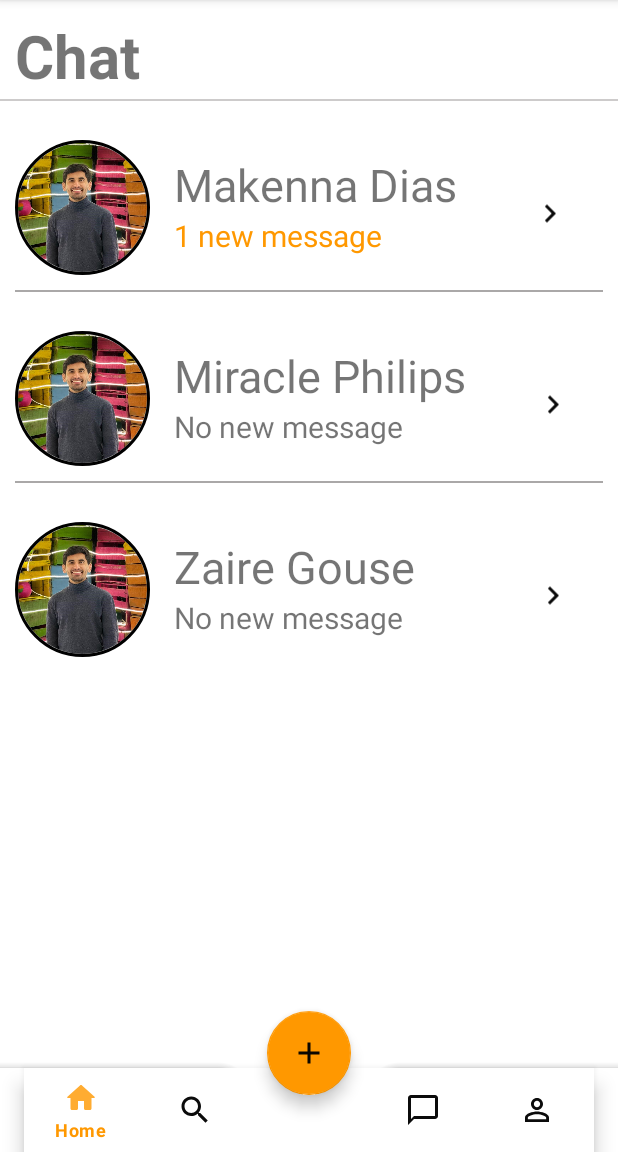
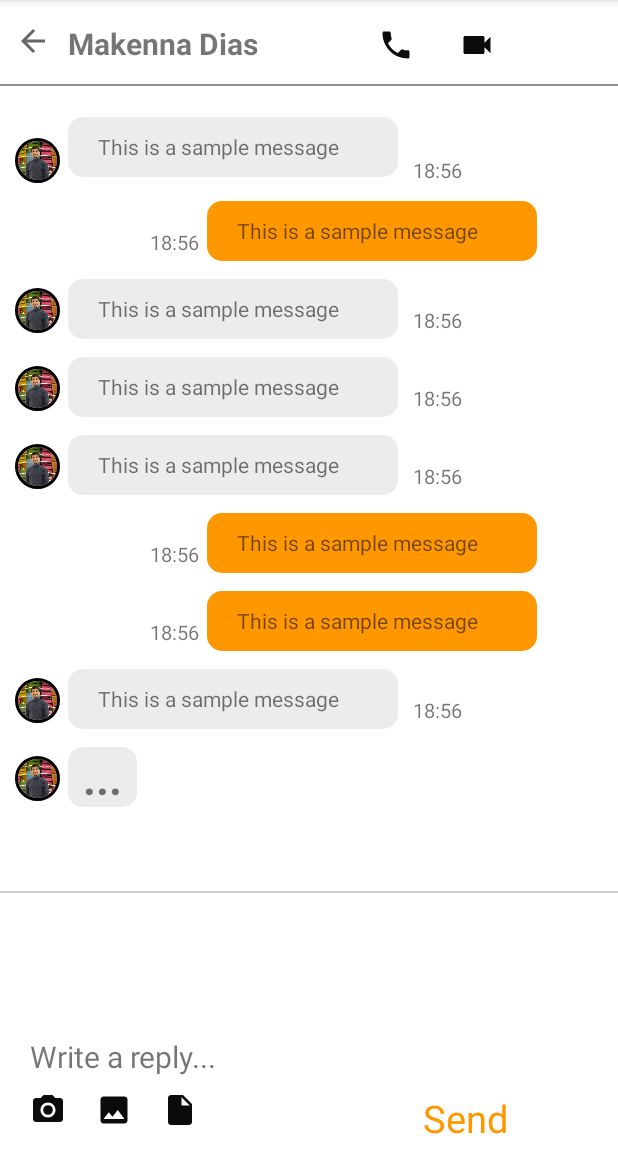
Before and after one commit to AdilRazzaq1919/SMD-Assignment-1, an Android app: the screen it shows after launch (EighthScreen before the commit, NinthScreen after it), on a phone screen of 412 x 824 dp, the part 84-1236 px from its top. Run offline under Robolectric (Android 15) with nearby library versions, the phone set to English and light mode, and no system bars; our stand-ins replace CircleImageView.

Commit message:
Layout of Ninth Screen

```diff
--- a/app/src/main/java/com/AdilAli/i201868/FirstScreen.java
+++ b/app/src/main/java/com/AdilAli/i201868/FirstScreen.java
@@ -2,13 +2,37 @@ package com.AdilAli.i201868;
 
 import androidx.appcompat.app.AppCompatActivity;
 
+import android.annotation.SuppressLint;
+import android.content.Intent;
 import android.os.Bundle;
+import android.view.View;
+import android.widget.TextView;
 
 public class FirstScreen extends AppCompatActivity {
-
+    TextView signup;
+    TextView forgetPassword;
+    @SuppressLint("MissingInflatedId")
     @Override
     protected void onCreate(Bundle savedInstanceState) {
         super.onCreate(savedInstanceState);
         setContentView(R.layout.activity_first_screen);
+        signup=findViewById(R.id.signup);
+        forgetPassword=findViewById(R.id.forgotPassword);
+
+        signup.setOnClickListener(new View.OnClickListener() {
+            @Override
+            public void onClick(View v) {
+                Intent intent=new Intent(FirstScreen.this,ThirdScreen.class);
+                startActivity(intent);
+            }
+        });
+
+        forgetPassword.setOnClickListener(new View.OnClickListener() {
+            @Override
+            public void onClick(View v) {
+                Intent intent=new Intent(FirstScreen.this, SecondScreen.class);
+                startActivity(intent);
+            }
+        });
     }
 }
--- /dev/null
+++ b/app/src/main/java/com/AdilAli/i201868/NinthScreen.java
@@ -0,0 +1,14 @@
+package com.AdilAli.i201868;
+
+import androidx.appcompat.app.AppCompatActivity;
+
+import android.os.Bundle;
+
+public class NinthScreen extends AppCompatActivity {
+
+    @Override
+    protected void onCreate(Bundle savedInstanceState) {
+        super.onCreate(savedInstanceState);
+        setContentView(R.layout.activity_ninth_screen);
+    }
+}
--- /dev/null
+++ b/app/src/main/res/drawable/camera.xml
@@ -0,0 +1,6 @@
+<vector android:alpha="0.96" android:height="24dp"
+    android:tint="#000000" android:viewportHeight="24"
+    android:viewportWidth="24" android:width="24dp" xmlns:android="http://schemas.android.com/apk/res/android">
+    <path android:fillColor="@android:color/white" android:pathData="M12,12m-3.2,0a3.2,3.2 0,1 1,6.4 0a3.2,3.2 0,1 1,-6.4 0"/>
+    <path android:fillColor="@android:color/white" android:pathData="M9,2L7.17,4L4,4c-1.1,0 -2,0.9 -2,2v12c0,1.1 0.9,2 2,2h16c1.1,0 2,-0.9 2,-2L22,6c0,-1.1 -0.9,-2 -2,-2h-3.17L15,2L9,2zM12,17c-2.76,0 -5,-2.24 -5,-5s2.24,-5 5,-5 5,2.24 5,5 -2.24,5 -5,5z"/>
+</vector>
--- /dev/null
+++ b/app/src/main/res/drawable/drive.xml
@@ -0,0 +1,6 @@
+<vector android:alpha="0.96" android:autoMirrored="true"
+    android:height="24dp" android:tint="#000000"
+    android:viewportHeight="24" android:viewportWidth="24"
+    android:width="24dp" xmlns:android="http://schemas.android.com/apk/res/android">
+    <path android:fillColor="@android:color/white" android:pathData="M6,2c-1.1,0 -1.99,0.9 -1.99,2L4,20c0,1.1 0.89,2 1.99,2L18,22c1.1,0 2,-0.9 2,-2L20,8l-6,-6L6,2zM13,9L13,3.5L18.5,9L13,9z"/>
+</vector>
--- /dev/null
+++ b/app/src/main/res/drawable/image.xml
@@ -0,0 +1,5 @@
+<vector android:alpha="0.96" android:height="24dp"
+    android:tint="#000000" android:viewportHeight="24"
+    android:viewportWidth="24" android:width="24dp" xmlns:android="http://schemas.android.com/apk/res/android">
+    <path android:fillColor="@android:color/white" android:pathData="M21,19V5c0,-1.1 -0.9,-2 -2,-2H5c-1.1,0 -2,0.9 -2,2v14c0,1.1 0.9,2 2,2h14c1.1,0 2,-0.9 2,-2zM8.5,13.5l2.5,3.01L14.5,12l4.5,6H5l3.5,-4.5z"/>
+</vector>
--- /dev/null
+++ b/app/src/main/res/drawable/newrectangle.xml
@@ -0,0 +1,12 @@
+<?xml version="1.0" encoding="utf-8"?>
+<shape xmlns:android="http://schemas.android.com/apk/res/android"
+    android:shape="rectangle"
+    android:padding="10dp">
+
+    <solid android:color="#EDECEC" />
+    <corners
+        android:bottomRightRadius="10dp"
+        android:bottomLeftRadius="10dp"
+        android:topLeftRadius="10dp"
+        android:topRightRadius="10dp" />
+</shape>
--- /dev/null
+++ b/app/src/main/res/drawable/phone.xml
@@ -0,0 +1,5 @@
+<vector android:alpha="0.96" android:height="24dp"
+    android:tint="#000000" android:viewportHeight="24"
+    android:viewportWidth="24" android:width="24dp" xmlns:android="http://schemas.android.com/apk/res/android">
+    <path android:fillColor="@android:color/white" android:pathData="M6.62,10.79c1.44,2.83 3.76,5.14 6.59,6.59l2.2,-2.2c0.27,-0.27 0.67,-0.36 1.02,-0.24 1.12,0.37 2.33,0.57 3.57,0.57 0.55,0 1,0.45 1,1V20c0,0.55 -0.45,1 -1,1 -9.39,0 -17,-7.61 -17,-17 0,-0.55 0.45,-1 1,-1h3.5c0.55,0 1,0.45 1,1 0,1.25 0.2,2.45 0.57,3.57 0.11,0.35 0.03,0.74 -0.25,1.02l-2.2,2.2z"/>
+</vector>
--- /dev/null
+++ b/app/src/main/res/drawable/video.xml
@@ -0,0 +1,5 @@
+<vector android:alpha="0.96" android:height="24dp"
+    android:tint="#000000" android:viewportHeight="24"
+    android:viewportWidth="24" android:width="24dp" xmlns:android="http://schemas.android.com/apk/res/android">
+    <path android:fillColor="@android:color/white" android:pathData="M17,10.5V7c0,-0.55 -0.45,-1 -1,-1H4c-0.55,0 -1,0.45 -1,1v10c0,0.55 0.45,1 1,1h12c0.55,0 1,-0.45 1,-1v-3.5l4,4v-11l-4,4z"/>
+</vector>
--- a/app/src/main/res/layout/activity_first_screen.xml
+++ b/app/src/main/res/layout/activity_first_screen.xml
@@ -70,6 +70,7 @@
             android:layout_marginLeft="10dp"/>
 
         <TextView
+            android:id="@+id/forgotPassword"
             android:layout_width="wrap_content"
             android:layout_height="wrap_content"
             android:text="Forgot Your Password?"
@@ -90,6 +91,7 @@
             android:layout_marginBottom="16dp" />
 
         <TextView
+            android:id="@+id/signup"
             android:layout_width="wrap_content"
             android:layout_height="wrap_content"
             android:layout_marginTop="100dp"
--- /dev/null
+++ b/app/src/main/res/layout/activity_ninth_screen.xml
@@ -0,0 +1,536 @@
+<?xml version="1.0" encoding="utf-8"?>
+<RelativeLayout xmlns:android="http://schemas.android.com/apk/res/android"
+    xmlns:app="http://schemas.android.com/apk/res-auto"
+    xmlns:tools="http://schemas.android.com/tools"
+    android:layout_width="match_parent"
+    android:layout_height="match_parent"
+    tools:context=".NinthScreen">
+
+    <androidx.appcompat.widget.Toolbar
+        android:id="@+id/toolbar"
+        android:layout_width="match_parent"
+        android:layout_height="?attr/actionBarSize"
+        />
+
+
+    <View
+        android:id="@+id/line"
+        android:layout_width="match_parent"
+        android:layout_height="1dp"
+        android:background="#918F8F"
+        android:layout_below="@id/toolbar"
+        />
+
+    <ImageView
+        android:id="@+id/backButton"
+        android:layout_width="wrap_content"
+        android:layout_height="wrap_content"
+        android:src="@drawable/backarrow"
+        android:contentDescription="Back"
+        android:layout_gravity="start"
+        android:layout_marginStart="10dp"
+        android:clickable="true"
+        android:focusable="true"
+        android:layout_marginTop="15dp"/>
+
+    <TextView
+        android:id="@+id/name"
+        android:layout_width="wrap_content"
+        android:layout_height="wrap_content"
+        android:text="Makenna Dias"
+        android:textSize="20sp"
+        android:paddingTop="15dp"
+        android:textStyle="bold"
+        android:layout_marginLeft="45dp"
+        />
+
+    <ImageView
+        android:id="@+id/phone"
+        android:layout_width="wrap_content"
+        android:layout_height="wrap_content"
+        android:src="@drawable/phone"
+        android:layout_toRightOf="@id/name"
+        android:layout_marginTop="18dp"
+        android:layout_marginLeft="80dp"
+
+        />
+
+    <ImageView
+        android:layout_width="wrap_content"
+        android:layout_height="wrap_content"
+        android:src="@drawable/video"
+        android:layout_toRightOf="@id/phone"
+        android:layout_marginTop="18dp"
+        android:layout_marginLeft="30dp"
+
+        />
+
+
+    <LinearLayout
+
+        android:id="@+id/linear1"
+        android:layout_width="wrap_content"
+        android:layout_height="wrap_content"
+        android:layout_below="@id/toolbar"
+        android:layout_marginTop="20dp"
+        android:layout_marginLeft="10dp"
+        android:orientation="horizontal"
+
+        >
+
+        <de.hdodenhof.circleimageview.CircleImageView
+            android:id="@+id/circularImageView"
+            android:layout_width="30dp"
+            android:layout_height="30dp"
+            android:layout_marginTop="16dp"
+            android:src="@drawable/adil"
+            android:contentDescription="Image"
+            app:civ_border_width="2dp"
+            app:civ_border_color="#000000" />
+        <TextView
+            android:layout_width="220dp"
+            android:layout_height="40dp"
+            android:text="This is a sample message"
+            android:layout_marginTop="2dp"
+            android:paddingLeft="20dp"
+            android:paddingTop="10dp"
+            android:background="@drawable/newrectangle"
+            android:layout_marginLeft="5dp"
+            />
+
+        <TextView
+            android:layout_width="wrap_content"
+            android:layout_height="wrap_content"
+            android:text="18:56"
+            android:layout_marginTop="17dp"
+            android:textSize="13dp"
+
+            android:layout_marginLeft="10dp"
+
+            />
+
+
+    </LinearLayout>
+
+
+    <LinearLayout
+
+        android:id="@+id/linear2"
+        android:layout_width="wrap_content"
+        android:layout_height="wrap_content"
+        android:layout_below="@id/linear1"
+        android:layout_marginTop="2dp"
+        android:layout_marginLeft="90dp"
+        android:orientation="horizontal"
+
+        >
+
+        <TextView
+            android:layout_width="wrap_content"
+            android:layout_height="wrap_content"
+            android:text="18:56"
+            android:layout_marginTop="17dp"
+            android:textSize="13dp"
+
+            android:layout_marginLeft="10dp"
+
+            />
+
+
+        <TextView
+            android:layout_width="220dp"
+            android:layout_height="40dp"
+            android:text="This is a sample message"
+            android:layout_marginTop="10dp"
+            android:paddingLeft="20dp"
+            android:paddingTop="10dp"
+            android:background="@drawable/newrectangle"
+            android:backgroundTint="#ff9800"
+            android:layout_marginLeft="5dp"
+            />
+
+    </LinearLayout>
+
+    <LinearLayout
+
+        android:id="@+id/linear3"
+        android:layout_width="wrap_content"
+        android:layout_height="wrap_content"
+        android:layout_below="@id/linear2"
+        android:layout_marginTop="2dp"
+        android:layout_marginLeft="10dp"
+        android:orientation="horizontal"
+
+        >
+
+        <de.hdodenhof.circleimageview.CircleImageView
+            android:layout_width="30dp"
+            android:layout_height="30dp"
+            android:layout_marginTop="16dp"
+            android:src="@drawable/adil"
+            android:contentDescription="Image"
+            app:civ_border_width="2dp"
+            app:civ_border_color="#000000" />
+        <TextView
+            android:layout_width="220dp"
+            android:layout_height="40dp"
+            android:text="This is a sample message"
+            android:layout_marginTop="10dp"
+            android:paddingLeft="20dp"
+            android:paddingTop="10dp"
+            android:background="@drawable/newrectangle"
+            android:layout_marginLeft="5dp"
+            />
+
+        <TextView
+            android:layout_width="wrap_content"
+            android:layout_height="wrap_content"
+            android:text="18:56"
+            android:layout_marginTop="17dp"
+            android:textSize="13dp"
+
+            android:layout_marginLeft="10dp"
+
+            />
+
+
+    </LinearLayout>
+    <LinearLayout
+
+        android:id="@+id/linear4"
+        android:layout_width="wrap_content"
+        android:layout_height="wrap_content"
+        android:layout_below="@id/linear3"
+        android:layout_marginTop="2dp"
+        android:layout_marginLeft="10dp"
+        android:orientation="horizontal"
+
+        >
+
+        <de.hdodenhof.circleimageview.CircleImageView
+            android:layout_width="30dp"
+            android:layout_height="30dp"
+            android:layout_marginTop="16dp"
+            android:src="@drawable/adil"
+            android:contentDescription="Image"
+            app:civ_border_width="2dp"
+            app:civ_border_color="#000000" />
+        <TextView
+            android:layout_width="220dp"
+            android:layout_height="40dp"
+            android:text="This is a sample message"
+            android:layout_marginTop="10dp"
+            android:paddingLeft="20dp"
+            android:paddingTop="10dp"
+            android:background="@drawable/newrectangle"
+            android:layout_marginLeft="5dp"
+            />
+
+        <TextView
+            android:layout_width="wrap_content"
+            android:layout_height="wrap_content"
+            android:text="18:56"
+            android:layout_marginTop="17dp"
+            android:textSize="13dp"
+
+            android:layout_marginLeft="10dp"
+
+            />
+
+
+    </LinearLayout>
+
+    <LinearLayout
+
+        android:id="@+id/linear5"
+        android:layout_width="wrap_content"
+        android:layout_height="wrap_content"
+        android:layout_below="@id/linear4"
+        android:layout_marginTop="2dp"
+        android:layout_marginLeft="10dp"
+        android:orientation="horizontal"
+
+        >
+
+        <de.hdodenhof.circleimageview.CircleImageView
+            android:layout_width="30dp"
+            android:layout_height="30dp"
+            android:layout_marginTop="16dp"
+            android:src="@drawable/adil"
+            android:contentDescription="Image"
+            app:civ_border_width="2dp"
+            app:civ_border_color="#000000" />
+        <TextView
+            android:layout_width="220dp"
+            android:layout_height="40dp"
+            android:text="This is a sample message"
+            android:layout_marginTop="10dp"
+            android:paddingLeft="20dp"
+            android:paddingTop="10dp"
+            android:background="@drawable/newrectangle"
+            android:layout_marginLeft="5dp"
+            />
+
+        <TextView
+            android:layout_width="wrap_content"
+            android:layout_height="wrap_content"
+            android:text="18:56"
+            android:layout_marginTop="17dp"
+            android:textSize="13dp"
+
+            android:layout_marginLeft="10dp"
+
+            />
+
+
+    </LinearLayout>
+
+
+    <LinearLayout
+
+        android:id="@+id/linear6"
+        android:layout_width="wrap_content"
+        android:layout_height="wrap_content"
+        android:layout_below="@id/linear5"
+        android:layout_marginTop="2dp"
+        android:layout_marginLeft="90dp"
+        android:orientation="horizontal"
+
+        >
+
+        <TextView
+            android:layout_width="wrap_content"
+            android:layout_height="wrap_content"
+            android:text="18:56"
+            android:layout_marginTop="17dp"
+            android:textSize="13dp"
+
+            android:layout_marginLeft="10dp"
+
+            />
+
+
+        <TextView
+            android:layout_width="220dp"
+            android:layout_height="40dp"
+            android:text="This is a sample message"
+            android:layout_marginTop="10dp"
+            android:paddingLeft="20dp"
+            android:paddingTop="10dp"
+            android:background="@drawable/newrectangle"
+            android:backgroundTint="#ff9800"
+            android:layout_marginLeft="5dp"
+            />
+
+    </LinearLayout>
+
+    <LinearLayout
+
+        android:id="@+id/linear7"
+        android:layout_width="wrap_content"
+        android:layout_height="wrap_content"
+        android:layout_below="@id/linear6"
+        android:layout_marginTop="2dp"
+        android:layout_marginLeft="90dp"
+        android:orientation="horizontal"
+
+        >
+
+        <TextView
+            android:layout_width="wrap_content"
+            android:layout_height="wrap_content"
+            android:text="18:56"
+            android:layout_marginTop="17dp"
+            android:textSize="13dp"
+
+            android:layout_marginLeft="10dp"
+
+            />
+
+
+        <TextView
+            android:layout_width="220dp"
+            android:layout_height="40dp"
+            android:text="This is a sample message"
+            android:layout_marginTop="10dp"
+            android:paddingLeft="20dp"
+            android:paddingTop="10dp"
+            android:background="@drawable/newrectangle"
+            android:backgroundTint="#ff9800"
+            android:layout_marginLeft="5dp"
+            />
+
+    </LinearLayout>
+    <LinearLayout
+
+        android:id="@+id/linear8"
+        android:layout_width="wrap_content"
+        android:layout_height="wrap_content"
+        android:layout_below="@id/linear7"
+        android:layout_marginTop="2dp"
+        android:layout_marginLeft="10dp"
+        android:orientation="horizontal"
+
+        >
+
+        <de.hdodenhof.circleimageview.CircleImageView
+            android:layout_width="30dp"
+            android:layout_height="30dp"
+            android:layout_marginTop="16dp"
+            android:src="@drawable/adil"
+            android:contentDescription="Image"
+            app:civ_border_width="2dp"
+            app:civ_border_color="#000000" />
+        <TextView
+            android:layout_width="220dp"
+            android:layout_height="40dp"
+            android:text="This is a sample message"
+            android:layout_marginTop="10dp"
+            android:paddingLeft="20dp"
+            android:paddingTop="10dp"
+            android:background="@drawable/newrectangle"
+            android:layout_marginLeft="5dp"
+            />
+
+        <TextView
+            android:layout_width="wrap_content"
+            android:layout_height="wrap_content"
+            android:text="18:56"
+            android:layout_marginTop="17dp"
+            android:textSize="13dp"
+
+            android:layout_marginLeft="10dp"
+
+            />
+
+
+    </LinearLayout>
+
+    <LinearLayout
+
+        android:id="@+id/linear9"
+        android:layout_width="wrap_content"
+        android:layout_height="wrap_content"
+        android:layout_below="@id/linear8"
+        android:layout_marginTop="2dp"
+        android:layout_marginLeft="10dp"
+        android:orientation="horizontal"
+
+        >
+
+        <de.hdodenhof.circleimageview.CircleImageView
+            android:layout_width="30dp"
+            android:layout_height="30dp"
+            android:layout_marginTop="16dp"
+            android:src="@drawable/adil"
+            android:contentDescription="Image"
+            app:civ_border_width="2dp"
+            app:civ_border_color="#000000" />
+        <TextView
+            android:layout_width="wrap_content"
+            android:layout_height="40dp"
+            android:text="..."
+            android:layout_marginTop="10dp"
+            android:paddingLeft="10dp"
+            android:paddingTop="10dp"
+            android:background="@drawable/newrectangle"
+            android:layout_marginLeft="5dp"
+            android:textStyle="bold"
+            android:textSize="30dp"
+            android:paddingRight="10dp"
+            android:paddingVertical="0dp"
+
+            />
+
+
+    </LinearLayout>
+
+
+    <androidx.appcompat.widget.Toolbar
+        android:id="@+id/toolbar1"
+        android:layout_width="match_parent"
+        android:layout_height="?attr/actionBarSize"
+        android:layout_below="@id/linear9"        />
+
+
+    <View
+        android:id="@+id/line1"
+        android:layout_width="match_parent"
+        android:layout_height="1dp"
+        android:background="#CDCBCB"
+        android:layout_below="@id/toolbar1"
+        />
+
+
+    <RelativeLayout
+        android:layout_width="match_parent"
+        android:layout_height="wrap_content"
+        android:layout_alignParentBottom="true"
+        android:id="@+id/relative1"
+        >
+
+
+            <TextView
+                android:id="@+id/textReply"
+                android:layout_width="wrap_content"
+                android:layout_height="wrap_content"
+                android:text="Write a reply..."
+                android:textSize="20dp"
+                android:paddingLeft="20dp"
+                />
+
+        <ImageView
+            android:id="@+id/camera"
+            android:layout_width="wrap_content"
+            android:layout_height="wrap_content"
+            android:layout_below="@id/textReply"
+            android:src="@drawable/camera"
+            android:paddingLeft="20dp"
+            android:paddingTop="10dp"
+            android:layout_marginBottom="5dp"
+            />
+
+        <ImageView
+            android:id="@+id/image"
+            android:layout_width="wrap_content"
+            android:layout_height="wrap_content"
+            android:layout_below="@id/textReply"
+            android:layout_toRightOf="@id/camera"
+            android:src="@drawable/image"
+            android:paddingLeft="20dp"
+            android:paddingTop="10dp"
+            android:layout_marginBottom="5dp"
+            />
+        <ImageView
+            android:id="@+id/drive"
+            android:layout_width="wrap_content"
+            android:layout_height="wrap_content"
+            android:layout_below="@id/textReply"
+            android:layout_toRightOf="@id/image"
+            android:src="@drawable/drive"
+            android:paddingLeft="20dp"
+            android:paddingTop="10dp"
+            android:layout_marginBottom="5dp"
+            />
+
+        <TextView
+            android:id="@+id/textSend"
+            android:layout_width="wrap_content"
+            android:layout_height="wrap_content"
+            android:layout_below="@id/textReply"
+            android:layout_toRightOf="@id/drive"
+            android:text="Send"
+            android:textSize="25dp"
+            android:textColor="#ff9800"
+            android:paddingLeft="20dp"
+            android:paddingTop="10dp"
+            android:layout_marginBottom="5dp"
+            android:layout_marginLeft="130dp"
+            />
+
+
+
+
+    </RelativeLayout>
+
+</RelativeLayout>
--- a/app/src/main/res/layout/activity_third_screen.xml
+++ b/app/src/main/res/layout/activity_third_screen.xml
@@ -5,6 +5,7 @@
     xmlns:tools="http://schemas.android.com/tools"
     android:layout_width="match_parent"
     android:layout_height="match_parent"
+    android:layout_marginRight="20sp"
     tools:context=".ThirdScreen">
 
     <ImageView
@@ -174,4 +175,5 @@
         android:layout_alignParentBottom="true"
         android:layout_marginBottom="20dp"/>
 
+
 </RelativeLayout>
```
Also changed, not shown: app/src/main/AndroidManifest.xml (+14 -9 lines).
